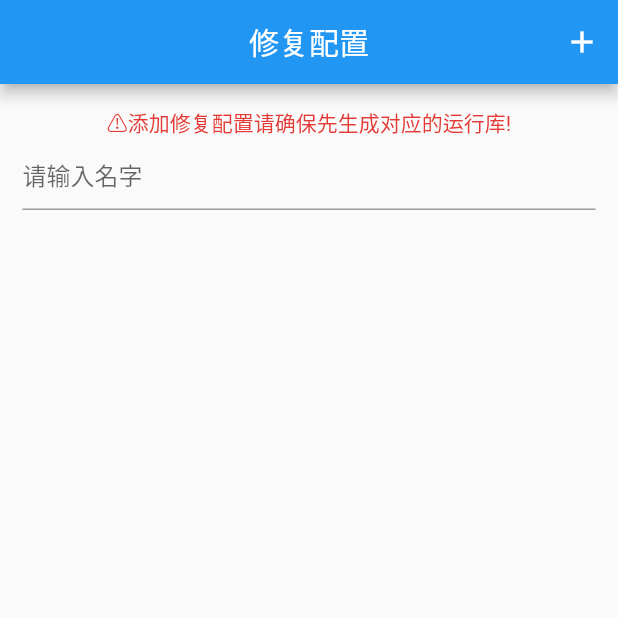
After one commit to flutter-runtime/flutter_runtime_ide, a Flutter app: the FixConfigView screen opened by its route, on a phone screen of 412 x 824 dp, the top half of it. The commit adds this screen. Run offline on Flutter 3.47's test engine with Material 2 defaults, Android fonts, the phone set to English and light mode, and no system bars; our stand-ins replace file_picker, get, liquid_progress_indicator, loading_indicator, logger, mustache_template and 4 more; missing offline and left inert: analyzer, dart:ffi, darty_json_safe, flutter_runtime, menu_button, process_run; accounts and stored records are empty.

Commit message:
新增包名界面

```diff
--- a/lib/analyzer/analyzer_package_manager.dart
+++ b/lib/analyzer/analyzer_package_manager.dart
@@ -24,6 +24,7 @@ class AnalyzerPackageManager {
   final Map<String, AnalysisContextCollection> _collections = {};
 
   List<FixRuntimeConfiguration> fixRuntimeConfiguration = [];
+  PackageConfig? packageConfig;
 
   // 根据库的路径和文件的路径获取分析结果
   // [packagePath] 库对应路径
--- /dev/null
+++ b/lib/app/modules/fix_config/controllers/fix_config_controller.dart
@@ -0,0 +1,25 @@
+import 'package:flutter/material.dart';
+import 'package:flutter_runtime_ide/analyzer/analyzer_package_manager.dart';
+import 'package:get/get.dart';
+
+import '../../../data/package_config.dart';
+
+class FixConfigController extends GetxController {
+  TextEditingController packageNameController = TextEditingController();
+
+  var packageInfos = <PackageInfo>[].obs;
+  Rx<PackageInfo?> currentPackageInfo = Rx(null);
+
+  FixConfigController() {
+    packageInfos.value = AnalyzerPackageManager().packageConfig?.packages ?? [];
+    if (packageInfos.isNotEmpty) {
+      currentPackageInfo.value = packageInfos.first;
+    }
+
+    packageNameController.addListener(() {
+      final packageName = packageNameController.text;
+      currentPackageInfo.value = packageInfos
+          .firstWhereOrNull((element) => element.name == packageName);
+    });
+  }
+}
--- /dev/null
+++ b/lib/app/modules/fix_config/views/fix_config_view.dart
@@ -0,0 +1,49 @@
+import 'package:flutter/material.dart';
+import 'package:flutter_runtime_ide/app/modules/fix_config/views/add_package_view.dart';
+
+import 'package:get/get.dart';
+
+import '../controllers/fix_config_controller.dart';
+
+class FixConfigView extends GetView<FixConfigController> {
+  const FixConfigView({Key? key}) : super(key: key);
+  @override
+  Widget build(BuildContext context) {
+    final controller = Get.put(FixConfigController());
+    return Scaffold(
+      appBar: AppBar(
+        title: const Text('修复配置'),
+        centerTitle: true,
+        leading: Container(),
+        actions: [
+          IconButton(
+            onPressed: () => _showAddPackageView(),
+            icon: const Icon(Icons.add),
+          )
+        ],
+      ),
+      body: Padding(
+        padding: const EdgeInsets.all(15.0),
+        child: Column(
+          children: [
+            Center(
+              child: Text(
+                '⚠️添加修复配置请确保先生成对应的运行库!',
+                style: TextStyle(color: Colors.red.shade600),
+              ),
+            ),
+            TextField(
+              decoration: InputDecoration(hintText: '请输入名字'),
+            ),
+          ],
+        ),
+      ),
+    );
+  }
+
+  void _showAddPackageView() {
+    Get.dialog(
+      const Dialog(child: AddPackageView()),
+    );
+  }
+}
--- a/lib/app/routes/app_routes.dart
+++ b/lib/app/routes/app_routes.dart
@@ -6,6 +6,7 @@ abstract class Routes {
   static const HOME = _Paths.HOME;
   static const WELCOME = _Paths.WELCOME;
   static const PROGRESS_HUD_VIEW = _Paths.PROGRESS_HUD_VIEW;
+  static const FIX_CONFIG = _Paths.FIX_CONFIG;
 }
 
 abstract class _Paths {
@@ -13,4 +14,5 @@ abstract class _Paths {
   static const HOME = '/home';
   static const WELCOME = '/welcome';
   static const PROGRESS_HUD_VIEW = '/progress-hud-view';
+  static const FIX_CONFIG = '/fix-config';
 }
--- a/pubspec.yaml
+++ b/pubspec.yaml
@@ -21,6 +21,7 @@ dependencies:
   pubspec_parse: ^1.2.3
   crypto: ^3.0.3
   scrollable_positioned_list: ^0.3.8
+  menu_button: ^1.4.2
   flutter:
     sdk: flutter
 
```
Also changed, not shown: lib/app/modules/fix_config/bindings/fix_config_binding.dart (added, +12 -0 lines), lib/app/modules/fix_config/views/add_package_view.dart (added, +76 -0 lines), lib/app/modules/home/controllers/home_controller.dart (+9 -0 lines), lib/app/modules/home/views/home_view.dart (+9 -0 lines), lib/app/routes/app_pages.dart (+7 -0 lines), pubspec.lock, 1 other file.
